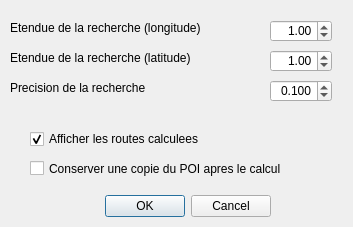
Qt form src/Ui/finePosit.ui (nohal/qtVlm) before a commit.
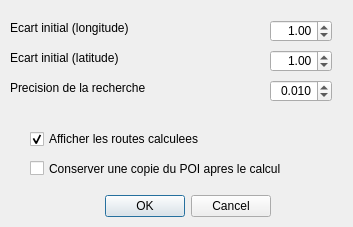
The same form after that commit.

```diff
--- a/src/Ui/finePosit.ui
+++ b/src/Ui/finePosit.ui
@@ -39,7 +39,7 @@
     </rect>
    </property>
    <property name="text">
-    <string>Etendue de la recherche (longitude)</string>
+    <string>Ecart initial (longitude)</string>
    </property>
   </widget>
   <widget class="QLabel" name="label_2">
@@ -105,7 +105,7 @@
     <double>0.010000000000000</double>
    </property>
    <property name="value">
-    <double>0.100000000000000</double>
+    <double>0.010000000000000</double>
    </property>
   </widget>
   <widget class="QCheckBox" name="drawRoute">
@@ -159,7 +159,7 @@
     </rect>
    </property>
    <property name="text">
-    <string>Etendue de la recherche (latitude)</string>
+    <string>Ecart initial (latitude)</string>
    </property>
   </widget>
   <widget class="QCheckBox" name="keepOldMe">
```
Left out of the diff: 8 changed lines with no effect on the pictures.
